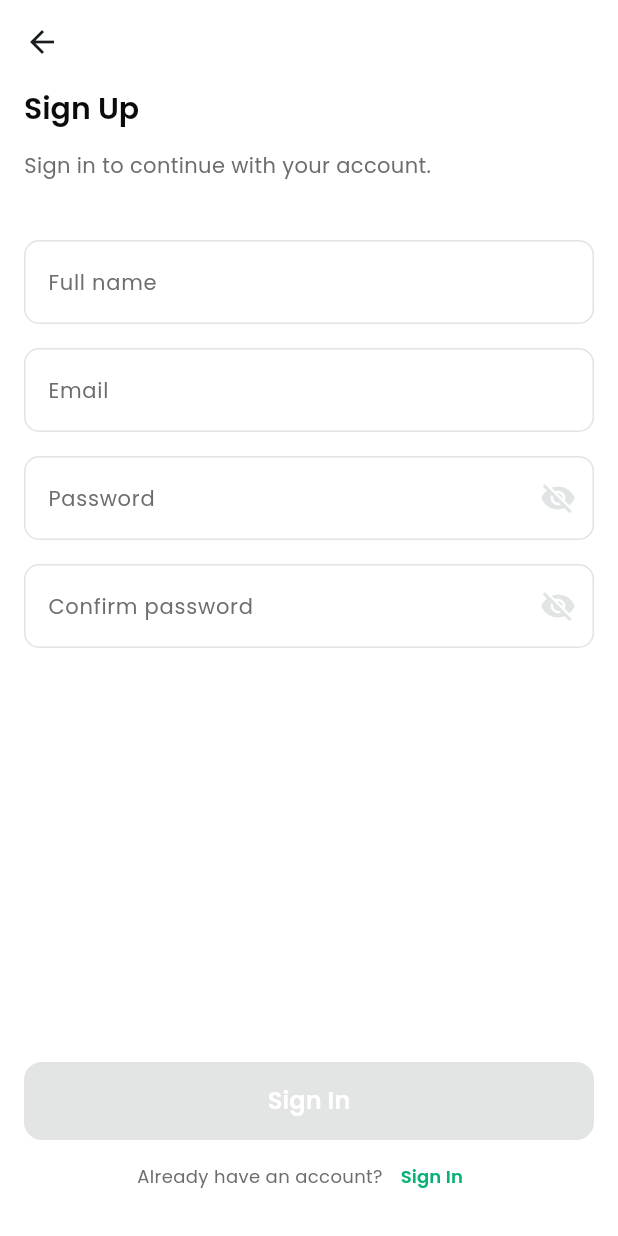
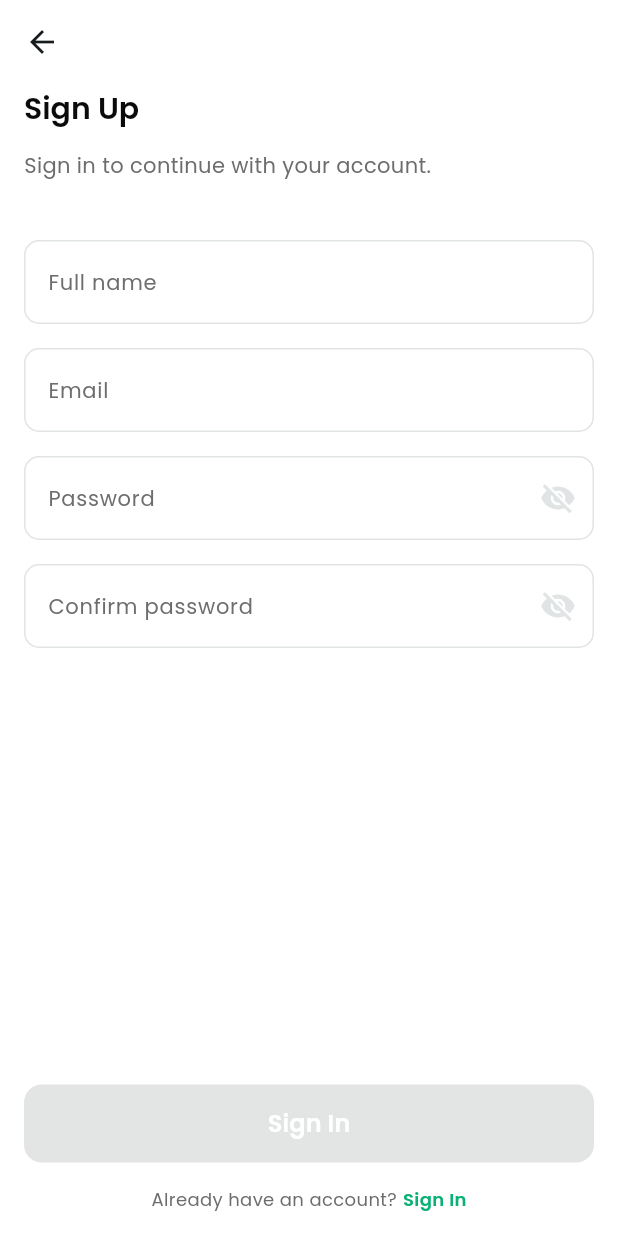
Before and after one commit to fajaragungpramana/flutter_ex, a Flutter app: the RegisterPage screen opened by its route, on a phone screen of 412 x 824 dp. Run offline on Flutter 3.47's test engine with Material 3 defaults, Android fonts, the phone set to English and light mode, and no system bars; our stand-ins replace email_validator, event_bus, freezed_annotation, get, hive and 5 more; missing offline and left inert: dart:ffi; accounts and stored records are empty; generated files the repository leaves out were written again.

Commit message:
Improvement login and register widget.

```diff
--- a/lib/pages/register/register_controller.dart
+++ b/lib/pages/register/register_controller.dart
@@ -19,20 +19,20 @@ class RegisterController extends GetxController {
 
   final _appLocalization = AppLocalizations.of(Get.context as BuildContext)!;
 
-  final RxString _fullNameErrorMessage = "".obs;
-  String get fullNameErrorMessage => _fullNameErrorMessage.value;
+  final _fullNameErrorMessage = "".obs;
+  get fullNameErrorMessage => _fullNameErrorMessage.value;
 
-  final RxString _emailErrorMessage = "".obs;
-  String get emailErrorMessage => _emailErrorMessage.value;
+  final _emailErrorMessage = "".obs;
+  get emailErrorMessage => _emailErrorMessage.value;
 
-  final RxString _passwordErrorMessage = "".obs;
-  String get passwordErrorMessage => _passwordErrorMessage.value;
+  final _passwordErrorMessage = "".obs;
+  get passwordErrorMessage => _passwordErrorMessage.value;
 
-  final RxString _confirmPasswordErrorMessage = "".obs;
-  String get confirmPasswordErrorMessage => _confirmPasswordErrorMessage.value;
+  final _confirmPasswordErrorMessage = "".obs;
+  get confirmPasswordErrorMessage => _confirmPasswordErrorMessage.value;
 
-  final RxBool _isRegisterEnable = false.obs;
-  bool get isRegisterEnable => _isRegisterEnable.value;
+  final _isRegisterEnable = false.obs;
+  get isRegisterEnable => _isRegisterEnable.value;
 
   @override
   void onInit() {
--- a/lib/pages/register/register_page.dart
+++ b/lib/pages/register/register_page.dart
@@ -4,6 +4,7 @@ import 'package:flutter_ex/resources/values/app_color.dart';
 import 'package:flutter_ex/resources/values/app_style.dart';
 import 'package:flutter_ex/widgets/views/ex_button.dart';
 import 'package:flutter_ex/widgets/views/ex_collapse_scaffold.dart';
+import 'package:flutter_ex/widgets/views/ex_horizontal_text_button.dart';
 import 'package:flutter_ex/widgets/views/ex_text_field.dart';
 import 'package:flutter_ex/widgets/views/ex_text_field_secure.dart';
 import 'package:get/get.dart';
@@ -20,7 +21,26 @@ class RegisterPage extends GetView<RegisterController> {
           AppLocalizations.of(context)!.signUp,
           style: AppStyle.textSemiBold(),
       ),
-      body: [
+      footer: Column(
+        children: [
+
+          Obx(() => ExButton(
+              labelText: AppLocalizations.of(context)!.signIn,
+              enable: controller.isRegisterEnable,
+              onPressed: () { controller.onRegister(); }
+          )),
+
+          const SizedBox(height: 16),
+
+          ExHorizontalTextButton(
+              labelText: AppLocalizations.of(context)!.alreadyHaveAnAccount,
+              buttonText: AppLocalizations.of(context)!.signIn,
+              onTap: () => Get.back()
+          )
+
+        ]
+      ),
+      children: [
 
         Text(
             AppLocalizations.of(context)!.signInToContinueWithYourAccount,
@@ -61,44 +81,7 @@ class RegisterPage extends GetView<RegisterController> {
 
         const SizedBox(height: 40)
 
-      ],
-      footer: Column(
-        children: [
-
-          Obx(() => ExButton(
-              labelText: AppLocalizations.of(context)!.signIn,
-              enable: controller.isRegisterEnable,
-              onPressed: () { controller.onRegister(); }
-          )),
-
-          Row(
-              mainAxisAlignment: MainAxisAlignment.center,
-              children: [
-
-                Text(
-                    AppLocalizations.of(context)!.alreadyHaveAnAccount,
-                    style: AppStyle.textRegular(
-                        fontSize: 12,
-                        color: AppColor.black50
-                    )
-                ),
-
-                TextButton(
-                    onPressed: () { Get.back(); },
-                    child: Text(
-                        AppLocalizations.of(context)!.signIn,
-                        style: AppStyle.textSemiBold(
-                            fontSize: 12,
-                            color: AppColor.green100
-                        )
-                    )
-                )
-
-              ]
-          )
-
-        ]
-      )
+      ]
   );
 
 }
--- a/lib/widgets/views/ex_collapse_scaffold.dart
+++ b/lib/widgets/views/ex_collapse_scaffold.dart
@@ -6,11 +6,19 @@ class ExCollapseScaffold extends StatelessWidget {
   final bool backEnable;
   final bool collapseEnable;
   final Widget title;
-  final List<Widget> body;
+  final List<Widget> children;
   final Widget? footer;
   final Widget? bottomNavigationBar;
 
-  const ExCollapseScaffold({super.key, this. backEnable = false, this.collapseEnable = true, required this.title, required this.body, this.footer, this.bottomNavigationBar});
+  const ExCollapseScaffold({
+    super.key,
+    this. backEnable = false,
+    this.collapseEnable = true,
+    required this.title,
+    required this.children,
+    this.footer,
+    this.bottomNavigationBar
+  });
 
   @override
   Widget build(BuildContext context) => Scaffold(
@@ -44,7 +52,7 @@ class ExCollapseScaffold extends StatelessWidget {
                   child: SingleChildScrollView(
                       child: Column(
                           crossAxisAlignment: CrossAxisAlignment.start,
-                          children: body
+                          children: children
                       )
                   )
               ),
--- /dev/null
+++ b/lib/widgets/views/ex_horizontal_text_button.dart
@@ -0,0 +1,46 @@
+import 'package:flutter/material.dart';
+import 'package:flutter_ex/resources/values/app_color.dart';
+import 'package:flutter_ex/resources/values/app_style.dart';
+
+class ExHorizontalTextButton extends StatelessWidget {
+  final String labelText;
+  final String buttonText;
+  final Function() onTap;
+
+  const ExHorizontalTextButton({
+    Key? key,
+    required this.labelText,
+    required this.buttonText,
+    required this.onTap
+  }) : super(key: key);
+
+  @override
+  Widget build(BuildContext context) => Row(
+      mainAxisAlignment: MainAxisAlignment.center,
+      children: [
+
+        Text(
+            labelText,
+            style: AppStyle.textRegular(
+                fontSize: 12,
+                color: AppColor.black50
+            )
+        ),
+
+        const SizedBox(width: 4),
+
+        GestureDetector(
+            onTap: () => { onTap() },
+            child: Text(
+                buttonText,
+                style: AppStyle.textSemiBold(
+                    fontSize: 12,
+                    color: AppColor.green100
+                )
+            )
+        )
+
+      ]
+  );
+
+}
```
Also changed, not shown: lib/pages/login/login_controller.dart (+4 -4 lines), lib/pages/login/login_page.dart (+27 -42 lines), lib/pages/splash/splash_controller.dart (+5 -4 lines).
